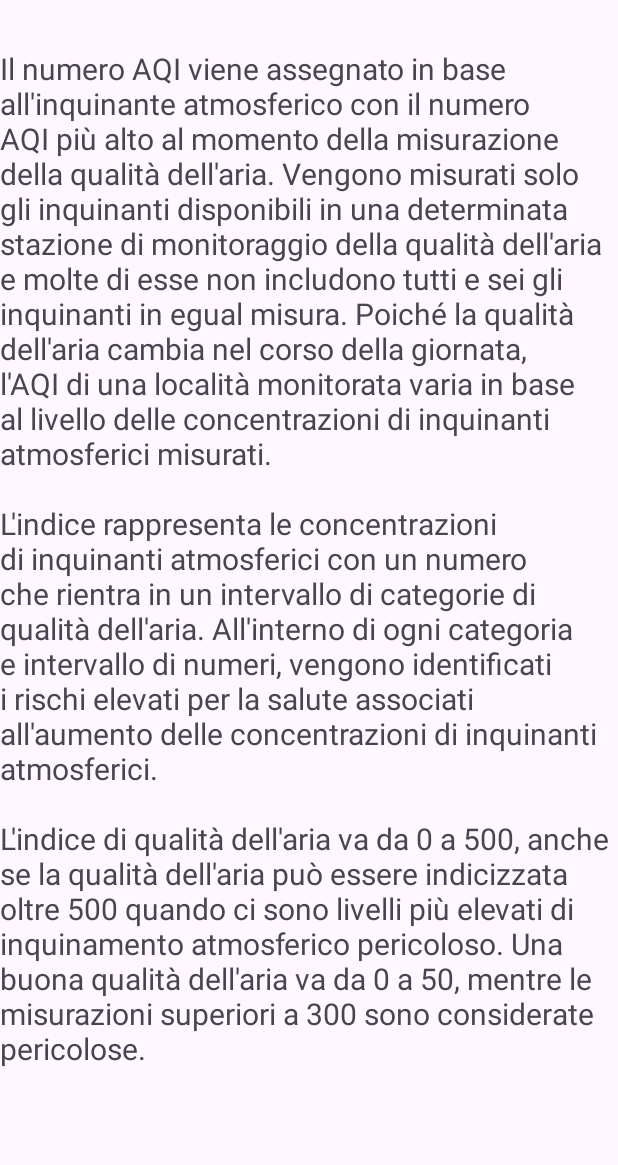
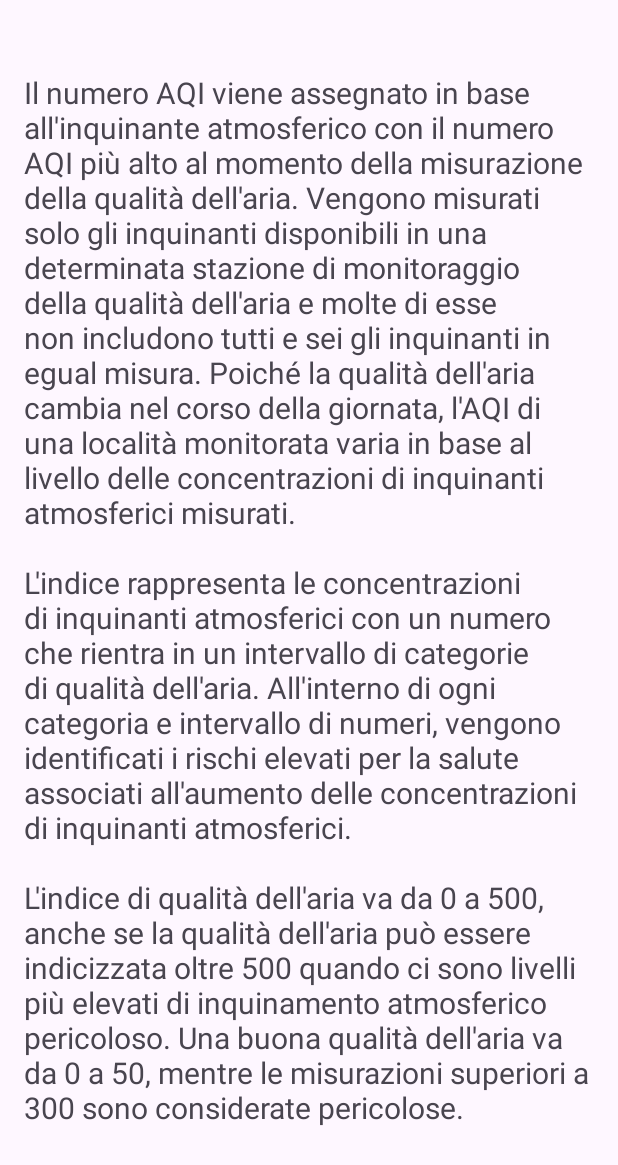
Before and after one commit to KGiomo/AriaSicura, an Android app: the TipsActivity screen opened directly, with no data from a screen before it, on a phone screen of 412 x 824 dp. Shown: the top 1165 px of the screen. Run offline under Robolectric (Android 15) with nearby library versions, the phone set to English and light mode, and no system bars.

Commit message:
Update activity_tips.xml
Copied the commit I did in the master branch

```diff
--- a/app/src/main/res/layout/activity_tips.xml
+++ b/app/src/main/res/layout/activity_tips.xml
@@ -5,7 +5,15 @@
     android:layout_width="match_parent"
     android:layout_height="match_parent"
     tools:context=".TipsActivity">
-
+    <ScrollView
+        android:layout_width="match_parent"
+        android:layout_height="match_parent"
+        tools:context=".TipsActivity"
+        android:padding="16dp">
+        <LinearLayout
+            android:layout_width="match_parent"
+            android:layout_height="wrap_content"
+            android:orientation="vertical">
             <TextView
                 android:id="@+id/textView"
                 android:layout_width="wrap_content"
@@ -14,5 +22,6 @@
                 app:layout_constraintStart_toStartOf="parent"
                 android:layout_marginTop="32dp"
                 android:textSize="20sp"/>
-
+        </LinearLayout>
+    </ScrollView>
 </androidx.constraintlayout.widget.ConstraintLayout>
```
Lines whose indentation alone changed are shown as unchanged.
